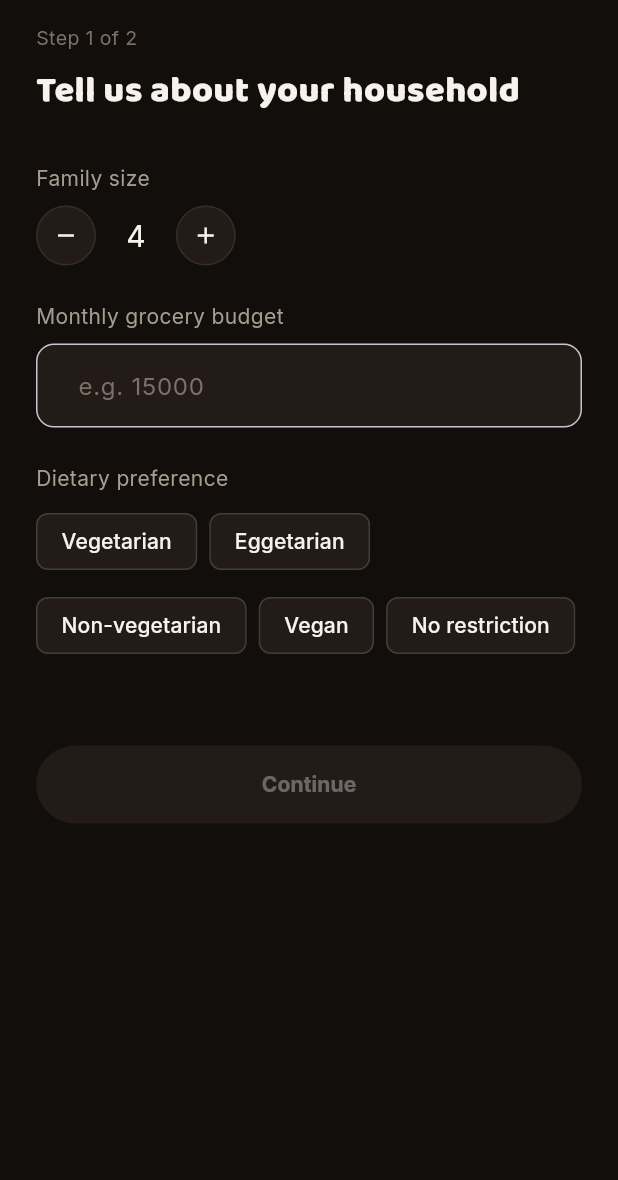
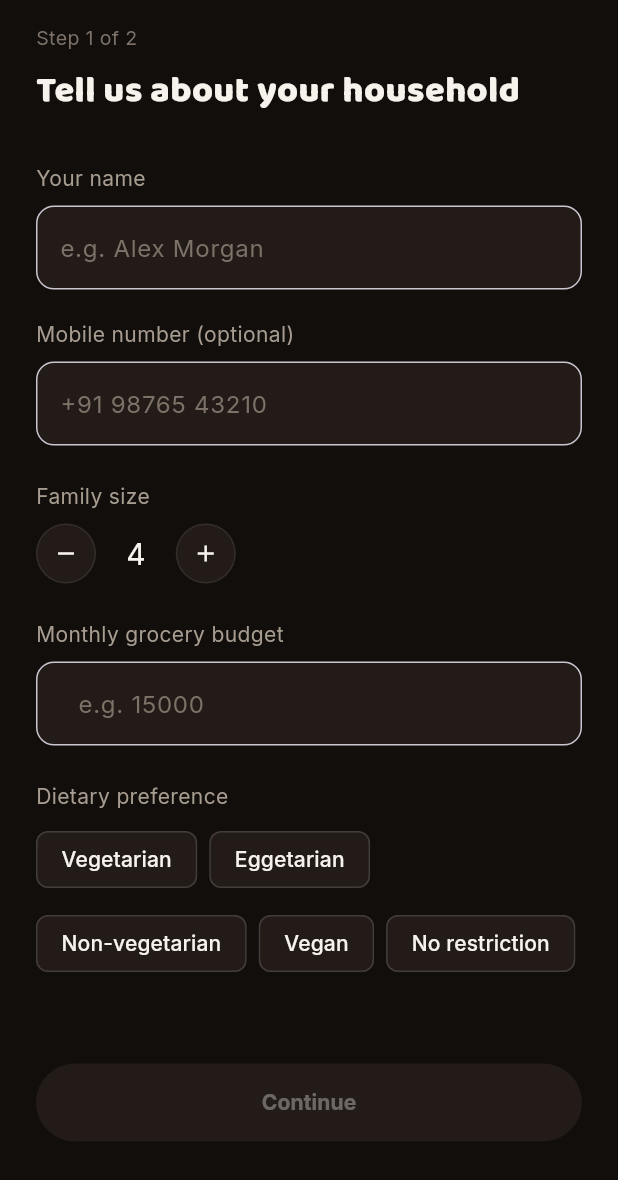
Before and after one commit to annoratechie-lgtm/annora, a Flutter app: the screen it shows once a user with an empty profile is signed in, on a phone screen of 412 x 824 dp. Shown: the top 1180 px of the screen. Run offline on Flutter 3.47's test engine with Material 3 defaults, Android fonts, the phone set to English and light mode, and no system bars; our stand-ins replace flutter_dotenv, flutter_riverpod, google_fonts, supabase_flutter; accounts and stored records are empty.

Commit message:
Enhance user profile management by adding name and phone fields, updating API integration, and modifying database schema for onboarding profiles

```diff
--- a/frontend/lib/features/onboarding/data/onboarding_repository.dart
+++ b/frontend/lib/features/onboarding/data/onboarding_repository.dart
@@ -1,6 +1,8 @@
 import 'package:supabase_flutter/supabase_flutter.dart';
 
 class OnboardingProfile {
+  final String? name;
+  final String? phone;
   final int familySize;
   final double monthlyBudget;
   final String dietaryPreference;
@@ -8,6 +10,8 @@ class OnboardingProfile {
   final bool onboardingCompleted;
 
   OnboardingProfile({
+    required this.name,
+    required this.phone,
     required this.familySize,
     required this.monthlyBudget,
     required this.dietaryPreference,
@@ -15,11 +19,15 @@ class OnboardingProfile {
     required this.onboardingCompleted,
   });
 
-  factory OnboardingProfile.fromMap(Map<String, dynamic> map) => OnboardingProfile(
+  factory OnboardingProfile.fromMap(Map<String, dynamic> map) =>
+      OnboardingProfile(
+        name: map['name'] as String?,
+        phone: map['phone'] as String?,
         familySize: map['family_size'] as int,
         monthlyBudget: (map['monthly_budget'] as num).toDouble(),
         dietaryPreference: map['dietary_preference'] as String,
-        dietaryGoals: (map['dietary_goals'] as List<dynamic>? ?? []).cast<String>(),
+        dietaryGoals:
+            (map['dietary_goals'] as List<dynamic>? ?? []).cast<String>(),
         onboardingCompleted: map['onboarding_completed'] as bool,
       );
 }
@@ -47,9 +55,7 @@ class OnboardingRepository {
         .select('ingredient_name')
         .eq('user_id', _userId)
         .order('ingredient_name');
-    return rows
-        .map((row) => row['ingredient_name'] as String)
-        .toList();
+    return rows.map((row) => row['ingredient_name'] as String).toList();
   }
 
   Future<void> updateProfile({
@@ -93,18 +99,19 @@ class OnboardingRepository {
   /// Dietary goals are collected in the following step and saved by
   /// completeOnboarding().
   Future<void> saveHouseholdBasics({
+    required String name,
+    required String? phone,
     required int familySize,
     required double monthlyBudget,
     required String dietaryPreference,
   }) async {
-    await _client
-        .from('onboarding_profiles')
-        .update({
+    await _client.from('onboarding_profiles').update({
+      'name': name.trim(),
+      'phone': phone?.trim().isEmpty == true ? null : phone?.trim(),
       'family_size': familySize,
       'monthly_budget': monthlyBudget,
       'dietary_preference': dietaryPreference,
-        })
-        .eq('user_id', _userId);
+    }).eq('user_id', _userId);
   }
 
   /// Saves the final onboarding preferences, replaces dietary exclusions,
@@ -123,10 +130,7 @@ class OnboardingRepository {
       }
     }
 
-    await _client
-        .from('dietary_exclusions')
-        .delete()
-        .eq('user_id', _userId);
+    await _client.from('dietary_exclusions').delete().eq('user_id', _userId);
 
     if (cleanedExclusions.isNotEmpty) {
       await _client.from('dietary_exclusions').insert(
@@ -141,14 +145,10 @@ class OnboardingRepository {
           );
     }
 
-    await _client
-        .from('onboarding_profiles')
-        .update({
+    await _client.from('onboarding_profiles').update({
       'dietary_goals': dietaryGoals,
       'onboarding_completed': true,
-          'onboarding_completed_at':
-              DateTime.now().toUtc().toIso8601String(),
-        })
-        .eq('user_id', _userId);
+      'onboarding_completed_at': DateTime.now().toUtc().toIso8601String(),
+    }).eq('user_id', _userId);
   }
 }
--- a/frontend/lib/features/onboarding/presentation/household_basics_screen.dart
+++ b/frontend/lib/features/onboarding/presentation/household_basics_screen.dart
@@ -1,7 +1,9 @@
 import 'package:flutter/material.dart';
 import 'package:flutter_riverpod/flutter_riverpod.dart';
+import 'package:supabase_flutter/supabase_flutter.dart';
 
 import '../../../core/theme/app_theme.dart';
+import '../../profile/data/user_profile_api.dart';
 import '../state/onboarding_providers.dart';
 import 'dietary_preferences_screen.dart';
 
@@ -14,7 +16,9 @@ const _dietaryPreferences = [
 ];
 
 class HouseholdBasicsScreen extends ConsumerStatefulWidget {
-  const HouseholdBasicsScreen({super.key});
+  final UserProfileApi? profileApi;
+
+  const HouseholdBasicsScreen({super.key, this.profileApi});
 
   @override
   ConsumerState<HouseholdBasicsScreen> createState() => _HouseholdBasicsScreenState();
@@ -22,20 +26,44 @@ class HouseholdBasicsScreen extends ConsumerStatefulWidget {
 
 class _HouseholdBasicsScreenState extends ConsumerState<HouseholdBasicsScreen> {
   int _familySize = 4;
+  final _nameController = TextEditingController();
+  final _phoneController = TextEditingController();
   final _budgetController = TextEditingController();
   String? _dietaryPreference;
   bool _saving = false;
   String? _error;
 
   @override
+  void initState() {
+    super.initState();
+    final metadata =
+        Supabase.instance.client.auth.currentUser?.userMetadata ?? const {};
+    _nameController.text = (metadata['full_name'] ??
+            metadata['name'] ??
+            metadata['display_name'])
+        ?.toString() ??
+        '';
+    _phoneController.text = metadata['contact_phone']?.toString() ?? '';
+  }
+
+  @override
   void dispose() {
+    _nameController.dispose();
+    _phoneController.dispose();
     _budgetController.dispose();
     super.dispose();
   }
 
   bool get _canContinue {
     final budget = double.tryParse(_budgetController.text);
-    return _dietaryPreference != null && budget != null && budget > 0;
+    final phone = _phoneController.text.trim();
+    final validPhone = phone.isEmpty ||
+        RegExp(r'^\+?[0-9\s()-]{7,20}$').hasMatch(phone);
+    return _nameController.text.trim().isNotEmpty &&
+        validPhone &&
+        _dietaryPreference != null &&
+        budget != null &&
+        budget > 0;
   }
 
   Future<void> _onContinue() async {
@@ -45,17 +73,23 @@ class _HouseholdBasicsScreenState extends ConsumerState<HouseholdBasicsScreen> {
     });
     try {
       await ref.read(onboardingRepositoryProvider).saveHouseholdBasics(
+            name: _nameController.text.trim(),
+            phone: _phoneController.text.trim().isEmpty
+                ? null
+                : _phoneController.text.trim(),
             familySize: _familySize,
             monthlyBudget: double.parse(_budgetController.text),
             dietaryPreference: _dietaryPreference!,
           );
       if (mounted) {
         Navigator.of(context).pushReplacement(
-          MaterialPageRoute(builder: (_) => const DietaryPreferencesScreen()),
+          MaterialPageRoute(
+            builder: (_) => DietaryPreferencesScreen(api: widget.profileApi),
+          ),
         );
       }
     } catch (e) {
-      setState(() => _error = 'Could not save -- $e');
+      if (mounted) setState(() => _error = 'Could not save -- $e');
     } finally {
       if (mounted) setState(() => _saving = false);
     }
@@ -79,6 +113,46 @@ class _HouseholdBasicsScreenState extends ConsumerState<HouseholdBasicsScreen> {
                 style: AppTheme.displayFont.copyWith(fontSize: 24, color: AppColors.textPrimary),
               ),
               const SizedBox(height: 32),
+
+              const Text('Your name', style: TextStyle(color: AppColors.textMuted, fontSize: 14)),
+              const SizedBox(height: 8),
+              TextField(
+                controller: _nameController,
+                textCapitalization: TextCapitalization.words,
+                style: const TextStyle(color: AppColors.textPrimary),
+                onChanged: (_) => setState(() {}),
+                decoration: InputDecoration(
+                  hintText: 'e.g. Alex Morgan',
+                  hintStyle: const TextStyle(color: AppColors.textFaint),
+                  filled: true,
+                  fillColor: AppColors.card,
+                  border: OutlineInputBorder(
+                    borderRadius: BorderRadius.circular(12),
+                    borderSide: const BorderSide(color: AppColors.cardBorder),
+                  ),
+                ),
+              ),
+              const SizedBox(height: 20),
+
+              const Text('Mobile number (optional)', style: TextStyle(color: AppColors.textMuted, fontSize: 14)),
+              const SizedBox(height: 8),
+              TextField(
+                controller: _phoneController,
+                keyboardType: TextInputType.phone,
+                style: const TextStyle(color: AppColors.textPrimary),
+                onChanged: (_) => setState(() {}),
+                decoration: InputDecoration(
+                  hintText: '+91 98765 43210',
+                  hintStyle: const TextStyle(color: AppColors.textFaint),
+                  filled: true,
+                  fillColor: AppColors.card,
+                  border: OutlineInputBorder(
+                    borderRadius: BorderRadius.circular(12),
+                    borderSide: const BorderSide(color: AppColors.cardBorder),
+                  ),
+                ),
+              ),
+              const SizedBox(height: 24),
 
               const Text('Family size', style: TextStyle(color: AppColors.textMuted, fontSize: 14)),
               const SizedBox(height: 8),
--- a/frontend/lib/features/profile/presentation/profile_screen.dart
+++ b/frontend/lib/features/profile/presentation/profile_screen.dart
@@ -52,7 +52,11 @@ class _ProfileScreenState extends State<ProfileScreen> {
 
   Future<void> _syncCurrentProfile() async {
     try {
-      await widget.api.syncCurrentProfile();
+      final data = await _profileFuture;
+      final savedName = data.profile?.name?.trim();
+      final name = savedName?.isNotEmpty == true ? savedName : _displayName;
+      final phone = data.profile?.phone ?? _metadata['contact_phone']?.toString();
+      await widget.api.syncProfile(name: name, phone: phone);
     } catch (error) {
       if (mounted) _showMessage('Could not sync profile: $error');
     }
@@ -88,8 +92,8 @@ class _ProfileScreenState extends State<ProfileScreen> {
     );
   }
 
-  Future<void> _editName() async {
-    final controller = TextEditingController(text: _displayName);
+  Future<void> _editName(String currentName, String? currentPhone) async {
+    final controller = TextEditingController(text: currentName);
     final name = await showDialog<String>(
       context: context,
       builder: (context) => AlertDialog(
@@ -118,18 +122,19 @@ class _ProfileScreenState extends State<ProfileScreen> {
 
     await _runAction(
       () async {
-        await _updateMetadata({'full_name': name});
-        await widget.api.syncCurrentProfile();
-        if (mounted) setState(() {});
+        await widget.api.syncProfile(name: name, phone: currentPhone);
+        await _updateMetadata({
+          'full_name': name,
+          'contact_phone': currentPhone,
+        });
+        if (mounted) setState(() => _profileFuture = _loadProfile());
       },
       successMessage: 'Name updated.',
     );
   }
 
-  Future<void> _editPhone() async {
-    final controller = TextEditingController(
-      text: _metadata['contact_phone']?.toString() ?? '',
-    );
+  Future<void> _editPhone(String currentName, String? currentPhone) async {
+    final controller = TextEditingController(text: currentPhone ?? '');
     final phone = await showDialog<String>(
       context: context,
       builder: (context) => AlertDialog(
@@ -173,11 +178,13 @@ class _ProfileScreenState extends State<ProfileScreen> {
     }
     await _runAction(
       () async {
+        final updatedPhone = normalizedPhone.isEmpty ? null : normalizedPhone;
+        await widget.api.syncProfile(name: currentName, phone: updatedPhone);
         await _updateMetadata({
-          'contact_phone': normalizedPhone.isEmpty ? null : normalizedPhone,
+          'full_name': currentName,
+          'contact_phone': updatedPhone,
         });
-        await widget.api.syncCurrentProfile();
-        if (mounted) setState(() {});
+        if (mounted) setState(() => _profileFuture = _loadProfile());
       },
       successMessage: normalizedPhone.isEmpty
           ? 'Phone number removed.'
@@ -333,7 +340,10 @@ class _ProfileScreenState extends State<ProfileScreen> {
                       const SizedBox(height: 12),
                       _buildIdentityCard(
                         email: email,
-                        phone: phone,
+                        name: data.profile?.name?.trim().isNotEmpty == true
+                            ? data.profile!.name!.trim()
+                            : _displayName,
+                        phone: data.profile?.phone ?? phone,
                       ),
                       const SizedBox(height: 22),
                       _sectionTitle('YOUR KITCHEN'),
@@ -359,8 +369,12 @@ class _ProfileScreenState extends State<ProfileScreen> {
     );
   }
 
-  Widget _buildIdentityCard({required String email, required String? phone}) {
-    final initials = _displayName
+  Widget _buildIdentityCard({
+    required String email,
+    required String name,
+    required String? phone,
+  }) {
+    final initials = name
         .split(RegExp(r'\s+'))
         .where((part) => part.isNotEmpty)
         .take(2)
@@ -409,7 +423,7 @@ class _ProfileScreenState extends State<ProfileScreen> {
                   crossAxisAlignment: CrossAxisAlignment.start,
                   children: [
                     Text(
-                      _displayName,
+                      name,
                       style: const TextStyle(
                         fontSize: 17,
                         fontWeight: FontWeight.w700,
@@ -422,7 +436,10 @@ class _ProfileScreenState extends State<ProfileScreen> {
                   ],
                 ),
               ),
-              TextButton(onPressed: _editName, child: const Text('Edit')),
+              TextButton(
+                onPressed: () => _editName(name, phone),
+                child: const Text('Edit'),
+              ),
             ],
           ),
           const SizedBox(height: 13),
@@ -440,7 +457,7 @@ class _ProfileScreenState extends State<ProfileScreen> {
               style: TextStyle(fontSize: 10, color: _muted),
             ),
             trailing: const Icon(Icons.chevron_right, color: _muted),
-            onTap: _editPhone,
+            onTap: () => _editPhone(name, phone),
           ),
           Align(
             alignment: Alignment.centerLeft,
--- a/frontend/lib/main.dart
+++ b/frontend/lib/main.dart
@@ -76,7 +76,7 @@ class AnnoraApp extends StatelessWidget {
                       assistantApi: assistantApi,
                       userProfileApi: userProfileApi,
                     )
-                  : const HouseholdBasicsScreen();
+                  : HouseholdBasicsScreen(profileApi: userProfileApi);
             },
           );
         },
```
Also changed, not shown: frontend/lib/features/onboarding/presentation/dietary_preferences_screen.dart (+22 -2 lines), frontend/lib/features/profile/data/user_profile_api.dart (+17 -4 lines), 3 other files. Lines whose indentation alone changed are shown as unchanged.
